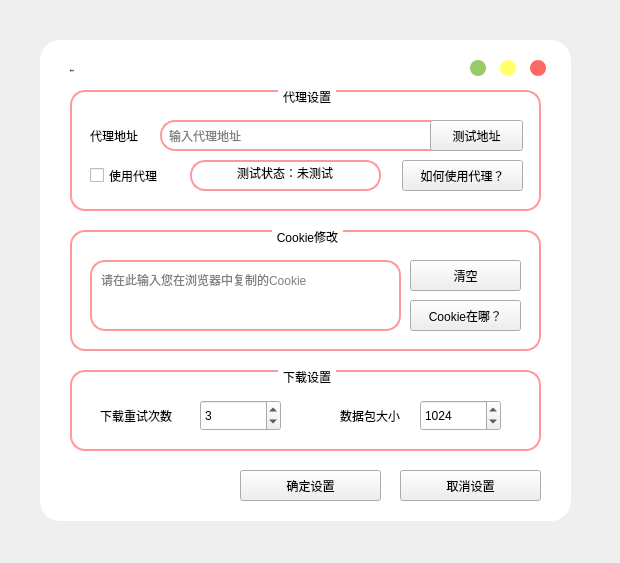
The window that UI/bilidsetting.ui (JimmyLiang-lzm/biliDownloader_GUI) describes before a commit, drawn with Qt 5.
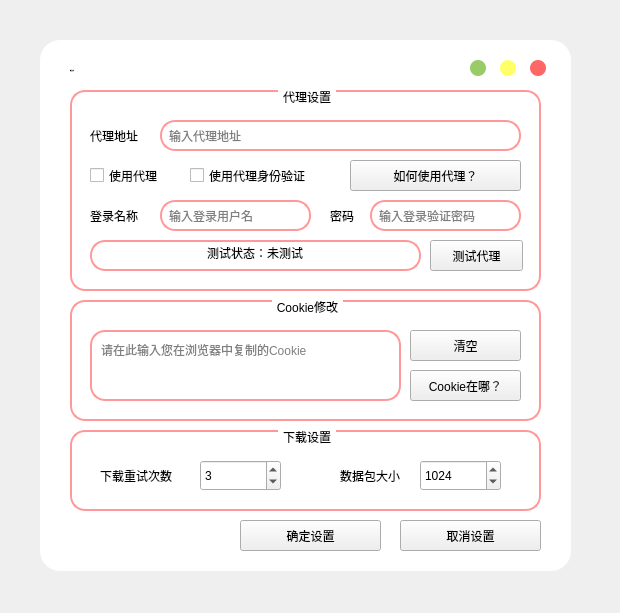
The same window after the commit. Icons and pictures are not drawn.

Commit message: 添加代理验证UI

```diff
--- a/UI/bilidsetting.ui
+++ b/UI/bilidsetting.ui
@@ -7,7 +7,7 @@
     <x>0</x>
     <y>0</y>
     <width>620</width>
-    <height>563</height>
+    <height>613</height>
    </rect>
   </property>
   <property name="windowTitle">
@@ -213,7 +213,7 @@
      <x>40</x>
      <y>40</y>
      <width>531</width>
-     <height>481</height>
+     <height>531</height>
     </rect>
    </property>
    <widget class="QPushButton" name="btnmax">
@@ -296,7 +296,7 @@
     <property name="geometry">
      <rect>
       <x>30</x>
-      <y>190</y>
+      <y>260</y>
       <width>471</width>
       <height>121</height>
      </rect>
@@ -350,7 +350,7 @@
       <x>30</x>
       <y>50</y>
       <width>471</width>
-      <height>121</height>
+      <height>201</height>
      </rect>
     </property>
     <property name="title">
@@ -361,7 +361,7 @@
       <rect>
        <x>90</x>
        <y>30</y>
-       <width>301</width>
+       <width>361</width>
        <height>31</height>
       </rect>
      </property>
@@ -386,13 +386,13 @@
      <property name="geometry">
       <rect>
        <x>360</x>
-       <y>30</y>
+       <y>150</y>
        <width>93</width>
        <height>31</height>
       </rect>
      </property>
      <property name="text">
-      <string>测试地址</string>
+      <string>测试代理</string>
      </property>
     </widget>
     <widget class="QCheckBox" name="cb_useProxy">
@@ -411,9 +411,9 @@
     <widget class="QPushButton" name="btn_huseProxy">
      <property name="geometry">
       <rect>
-       <x>332</x>
+       <x>280</x>
        <y>70</y>
-       <width>121</width>
+       <width>171</width>
        <height>31</height>
       </rect>
      </property>
@@ -427,9 +427,9 @@
      </property>
      <property name="geometry">
       <rect>
-       <x>120</x>
-       <y>70</y>
-       <width>191</width>
+       <x>20</x>
+       <y>150</y>
+       <width>331</width>
        <height>31</height>
       </rect>
      </property>
@@ -452,12 +452,77 @@
       <bool>true</bool>
      </property>
     </widget>
+    <widget class="QCheckBox" name="cb_useAuth">
+     <property name="geometry">
+      <rect>
+       <x>120</x>
+       <y>70</y>
+       <width>151</width>
+       <height>31</height>
+      </rect>
+     </property>
+     <property name="text">
+      <string>使用代理身份验证</string>
+     </property>
+    </widget>
+    <widget class="QLineEdit" name="le_AuthUsr">
+     <property name="geometry">
+      <rect>
+       <x>90</x>
+       <y>110</y>
+       <width>151</width>
+       <height>31</height>
+      </rect>
+     </property>
+     <property name="placeholderText">
+      <string>输入登录用户名</string>
+     </property>
+    </widget>
+    <widget class="QLabel" name="label_5">
+     <property name="geometry">
+      <rect>
+       <x>20</x>
+       <y>110</y>
+       <width>72</width>
+       <height>31</height>
+      </rect>
+     </property>
+     <property name="text">
+      <string>登录名称</string>
+     </property>
+    </widget>
+    <widget class="QLabel" name="label_6">
+     <property name="geometry">
+      <rect>
+       <x>260</x>
+       <y>110</y>
+       <width>31</width>
+       <height>31</height>
+      </rect>
+     </property>
+     <property name="text">
+      <string>密码</string>
+     </property>
+    </widget>
+    <widget class="QLineEdit" name="le_AuthPwd">
+     <property name="geometry">
+      <rect>
+       <x>300</x>
+       <y>110</y>
+       <width>151</width>
+       <height>31</height>
+      </rect>
+     </property>
+     <property name="placeholderText">
+      <string>输入登录验证密码</string>
+     </property>
+    </widget>
    </widget>
    <widget class="QPushButton" name="btn_editconfig">
     <property name="geometry">
      <rect>
       <x>200</x>
-      <y>430</y>
+      <y>480</y>
       <width>141</width>
       <height>31</height>
      </rect>
@@ -470,7 +535,7 @@
     <property name="geometry">
      <rect>
       <x>360</x>
-      <y>430</y>
+      <y>480</y>
       <width>141</width>
       <height>31</height>
      </rect>
@@ -483,7 +548,7 @@
     <property name="geometry">
      <rect>
       <x>30</x>
-      <y>330</y>
+      <y>390</y>
       <width>471</width>
       <height>81</height>
      </rect>
```
The commit also changes 9 other files.
